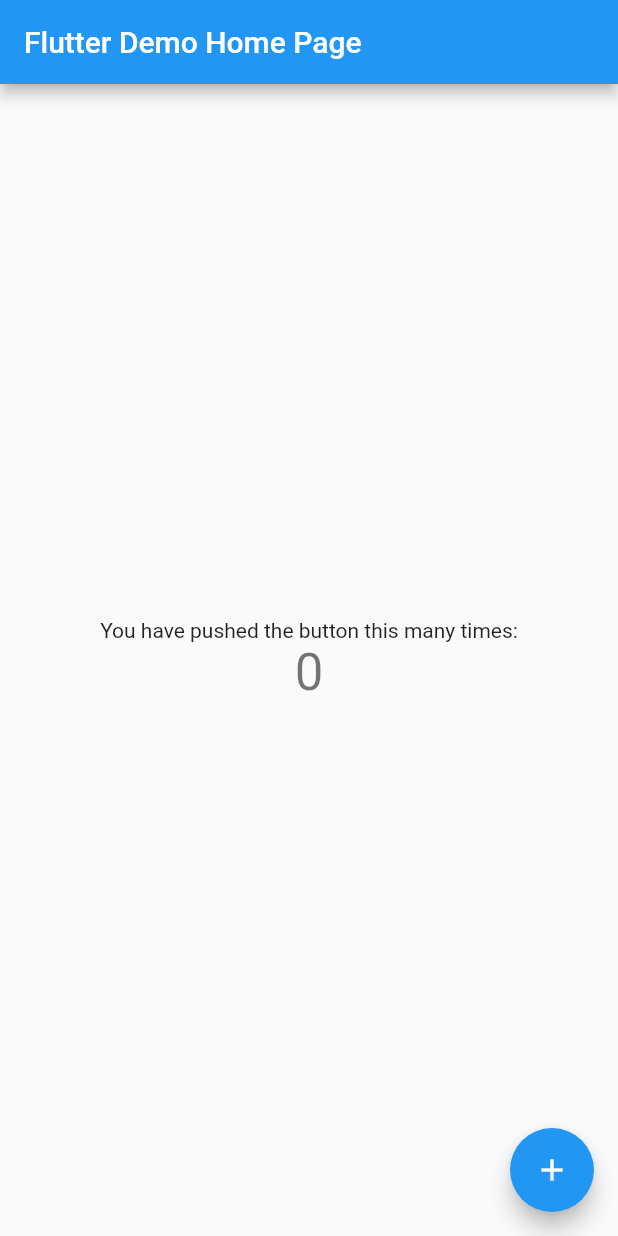
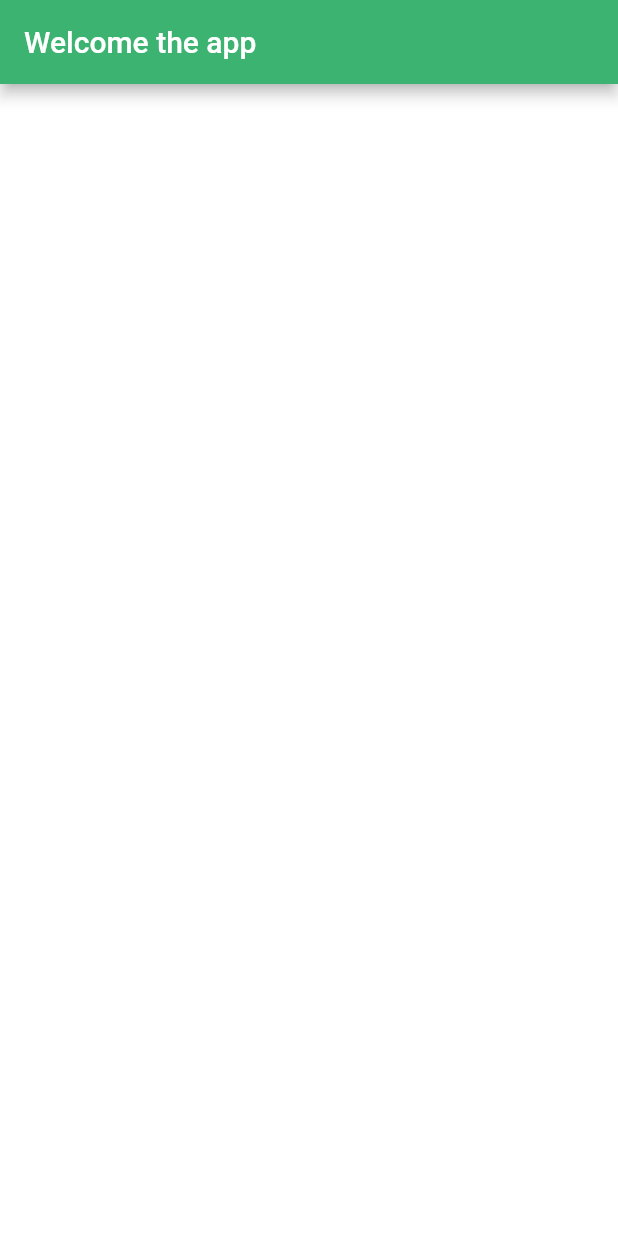
Before and after one commit to SelimKutuk/Ben-iyiyim, a Flutter app: the screen it shows after launch, on a phone screen of 412 x 824 dp. Run offline on Flutter 3.47's test engine with Material 2 defaults, Android fonts, the phone set to English and light mode, and no system bars; our stand-ins replace get.

Commit message:
modified:   analysis_options.yaml 	modified:   android/app/build.gradle 	modified:   android/app/src/main/AndroidManifest.xml 	new file:   lib/home/home_page.dart 	modified:   lib/main.dart 	new file:   lib/widgets/bluetooth/bluetooth_page.dart 	new file:   lib/widgets/family/family_page.dart 	new file:   lib/widgets/notification/notification_page.dart 	new file:   lib/widgets/welcome_screen/welcome_page.dart 	new file:   lib/widgets/whistle/whistle_page.dart 	modified:   pubspec.lock 	modified:   pubspec.yaml 	modified:   test/widget_test.dart

```diff
--- a/analysis_options.yaml
+++ b/analysis_options.yaml
@@ -22,6 +22,8 @@
   # `// ignore_for_file: name_of_lint` syntax on the line or in the file
   # producing the lint.
   rules:
+    prefer_const_constructors_in_immutables:
+    enabled: false
     # avoid_print: false  # Uncomment to disable the `avoid_print` rule
     # prefer_single_quotes: true  # Uncomment to enable the `prefer_single_quotes` rule
 
--- /dev/null
+++ b/lib/home/home_page.dart
@@ -0,0 +1,22 @@
+import 'package:flutter/material.dart';
+import 'package:flutter/src/foundation/key.dart';
+import 'package:flutter/src/widgets/framework.dart';
+
+class MapPage extends StatefulWidget {
+  const MapPage({Key? key}) : super(key: key);
+
+  @override
+  State<MapPage> createState() => _MapPageState();
+}
+
+class _MapPageState extends State<MapPage> {
+  @override
+  Widget build(BuildContext context) {
+      return Scaffold(
+        appBar: AppBar(
+          title: Text("Welcome the app"),
+        ),
+        body : Container(),
+      );
+  }
+}
--- a/lib/main.dart
+++ b/lib/main.dart
@@ -1,115 +1,33 @@
+import 'package:depremzede/home/home_page.dart';
 import 'package:flutter/material.dart';
+import 'package:get/get_navigation/get_navigation.dart';
 
+// running the constructor
 void main() {
-  runApp(const MyApp());
+  runApp(const DepremzedeApp());
 }
 
-class MyApp extends StatelessWidget {
-  const MyApp({Key? key}) : super(key: key);
-
-  // This widget is the root of your application.
-  @override
-  Widget build(BuildContext context) {
-    return MaterialApp(
-      title: 'Flutter Demo',
-      theme: ThemeData(
-        // This is the theme of your application.
-        //
-        // Try running your application with "flutter run". You'll see the
-        // application has a blue toolbar. Then, without quitting the app, try
-        // changing the primarySwatch below to Colors.green and then invoke
-        // "hot reload" (press "r" in the console where you ran "flutter run",
-        // or simply save your changes to "hot reload" in a Flutter IDE).
-        // Notice that the counter didn't reset back to zero; the application
-        // is not restarted.
-        primarySwatch: Colors.blue,
-      ),
-      home: const MyHomePage(title: 'Flutter Demo Home Page'),
-    );
-  }
-}
-
-class MyHomePage extends StatefulWidget {
-  const MyHomePage({Key? key, required this.title}) : super(key: key);
-
-  // This widget is the home page of your application. It is stateful, meaning
-  // that it has a State object (defined below) that contains fields that affect
-  // how it looks.
-
-  // This class is the configuration for the state. It holds the values (in this
-  // case the title) provided by the parent (in this case the App widget) and
-  // used by the build method of the State. Fields in a Widget subclass are
-  // always marked "final".
-
-  final String title;
-
-  @override
-  State<MyHomePage> createState() => _MyHomePageState();
-}
-
-class _MyHomePageState extends State<MyHomePage> {
-  int _counter = 0;
-
-  void _incrementCounter() {
-    setState(() {
-      // This call to setState tells the Flutter framework that something has
-      // changed in this State, which causes it to rerun the build method below
-      // so that the display can reflect the updated values. If we changed
-      // _counter without calling setState(), then the build method would not be
-      // called again, and so nothing would appear to happen.
-      _counter++;
-    });
-  }
+class DepremzedeApp extends StatelessWidget {
+  const DepremzedeApp({Key? key}) : super(key: key);
 
   @override
   Widget build(BuildContext context) {
-    // This method is rerun every time setState is called, for instance as done
-    // by the _incrementCounter method above.
-    //
-    // The Flutter framework has been optimized to make rerunning build methods
-    // fast, so that you can just rebuild anything that needs updating rather
-    // than having to individually change instances of widgets.
-    return Scaffold(
-      appBar: AppBar(
-        // Here we take the value from the MyHomePage object that was created by
-        // the App.build method, and use it to set our appbar title.
-        title: Text(widget.title),
-      ),
-      body: Center(
-        // Center is a layout widget. It takes a single child and positions it
-        // in the middle of the parent.
-        child: Column(
-          // Column is also a layout widget. It takes a list of children and
-          // arranges them vertically. By default, it sizes itself to fit its
-          // children horizontally, and tries to be as tall as its parent.
-          //
-          // Invoke "debug painting" (press "p" in the console, choose the
-          // "Toggle Debug Paint" action from the Flutter Inspector in Android
-          // Studio, or the "Toggle Debug Paint" command in Visual Studio Code)
-          // to see the wireframe for each widget.
-          //
-          // Column has various properties to control how it sizes itself and
-          // how it positions its children. Here we use mainAxisAlignment to
-          // center the children vertically; the main axis here is the vertical
-          // axis because Columns are vertical (the cross axis would be
-          // horizontal).
-          mainAxisAlignment: MainAxisAlignment.center,
-          children: <Widget>[
-            const Text(
-              'You have pushed the button this many times:',
-            ),
-            Text(
-              '$_counter',
-              style: Theme.of(context).textTheme.headline4,
-            ),
-          ],
+      return GetMaterialApp(
+        debugShowCheckedModeBanner: false,
+        title : 'Depremzede',
+        theme: ThemeData(
+          visualDensity: VisualDensity.adaptivePlatformDensity,
+          scaffoldBackgroundColor: Color.fromARGB(255, 255, 255, 255),
+          colorScheme: Theme.of(context).colorScheme.copyWith(
+                primary: Color.fromARGB(255, 60, 179, 113),
+              ),
         ),
-      ),
-      floatingActionButton: FloatingActionButton(
-        onPressed: _incrementCounter,
-        tooltip: 'Increment',
-        child: const Icon(Icons.add),
-      ), // This trailing comma makes auto-formatting nicer for build methods.
-    );
+        initialRoute: '/',
+        // configrations the route
+        routes: {
+          '/': (context) => MapPage(),
+
+        },
+      );
   }
 }
--- a/pubspec.yaml
+++ b/pubspec.yaml
@@ -34,6 +34,9 @@
   # The following adds the Cupertino Icons font to your application.
   # Use with the CupertinoIcons class for iOS style icons.
   cupertino_icons: ^1.0.2
+  flutter_blue: ^0.8.0
+  get: ^4.6.5
+  http: ^0.13.5
 
 dev_dependencies:
   flutter_test:
```
Also changed, not shown: lib/widgets/bluetooth/bluetooth_page.dart (added, +13 -0 lines), lib/widgets/family/family_page.dart (added, +16 -0 lines), lib/widgets/notification/notification_page.dart (added, +15 -0 lines), lib/widgets/welcome_screen/welcome_page.dart (added, +16 -0 lines), lib/widgets/whistle/whistle_page.dart (added, +15 -0 lines), pubspec.lock, 3 other files.
